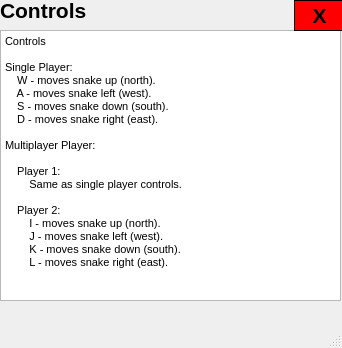
This is SnakeGame/help.ui in niccum300/SnakeGame as Qt 5 draws it before an edit. The edited form follows.
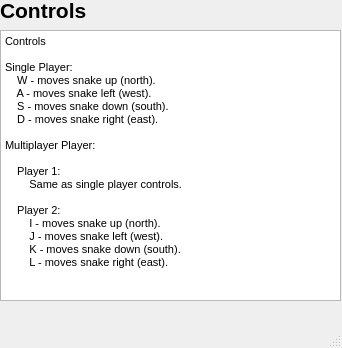
This is the edited form.

Commit message: Fixed Close Button and Added Credits

```diff
--- a/SnakeGame/help.ui
+++ b/SnakeGame/help.ui
@@ -28,24 +28,24 @@
 &lt;html&gt;&lt;head&gt;&lt;meta name=&quot;qrichtext&quot; content=&quot;1&quot; /&gt;&lt;style type=&quot;text/css&quot;&gt;
 p, li { white-space: pre-wrap; }
 &lt;/style&gt;&lt;/head&gt;&lt;body style=&quot; font-family:'MS Shell Dlg 2'; font-size:8.25pt; font-weight:400; font-style:normal;&quot;&gt;
-&lt;p style=&quot; margin-top:0px; margin-bottom:0px; margin-left:0px; margin-right:0px; -qt-block-indent:0; text-indent:0px;&quot;&gt;Controls &lt;/p&gt;
-&lt;p style=&quot;-qt-paragraph-type:empty; margin-top:0px; margin-bottom:0px; margin-left:0px; margin-right:0px; -qt-block-indent:0; text-indent:0px;&quot;&gt;&lt;br /&gt;&lt;/p&gt;
-&lt;p style=&quot; margin-top:0px; margin-bottom:0px; margin-left:0px; margin-right:0px; -qt-block-indent:0; text-indent:0px;&quot;&gt;Single Player:&lt;/p&gt;
-&lt;p style=&quot; margin-top:0px; margin-bottom:0px; margin-left:0px; margin-right:0px; -qt-block-indent:0; text-indent:0px;&quot;&gt;    W - moves snake up (north).&lt;/p&gt;
-&lt;p style=&quot; margin-top:0px; margin-bottom:0px; margin-left:0px; margin-right:0px; -qt-block-indent:0; text-indent:0px;&quot;&gt;    A - moves snake left (west).&lt;/p&gt;
-&lt;p style=&quot; margin-top:0px; margin-bottom:0px; margin-left:0px; margin-right:0px; -qt-block-indent:0; text-indent:0px;&quot;&gt;    S - moves snake down (south).&lt;/p&gt;
-&lt;p style=&quot; margin-top:0px; margin-bottom:0px; margin-left:0px; margin-right:0px; -qt-block-indent:0; text-indent:0px;&quot;&gt;    D - moves snake right (east).&lt;/p&gt;
-&lt;p style=&quot;-qt-paragraph-type:empty; margin-top:0px; margin-bottom:0px; margin-left:0px; margin-right:0px; -qt-block-indent:0; text-indent:0px;&quot;&gt;&lt;br /&gt;&lt;/p&gt;
-&lt;p style=&quot; margin-top:0px; margin-bottom:0px; margin-left:0px; margin-right:0px; -qt-block-indent:0; text-indent:0px;&quot;&gt;Multiplayer Player:&lt;/p&gt;
-&lt;p style=&quot; margin-top:0px; margin-bottom:0px; margin-left:0px; margin-right:0px; -qt-block-indent:0; text-indent:0px;&quot;&gt;    &lt;/p&gt;
-&lt;p style=&quot; margin-top:0px; margin-bottom:0px; margin-left:0px; margin-right:0px; -qt-block-indent:0; text-indent:0px;&quot;&gt;    Player 1:&lt;/p&gt;
-&lt;p style=&quot; margin-top:0px; margin-bottom:0px; margin-left:0px; margin-right:0px; -qt-block-indent:0; text-indent:0px;&quot;&gt;        Same as single player controls.&lt;/p&gt;
-&lt;p style=&quot;-qt-paragraph-type:empty; margin-top:0px; margin-bottom:0px; margin-left:0px; margin-right:0px; -qt-block-indent:0; text-indent:0px;&quot;&gt;&lt;br /&gt;&lt;/p&gt;
-&lt;p style=&quot; margin-top:0px; margin-bottom:0px; margin-left:0px; margin-right:0px; -qt-block-indent:0; text-indent:0px;&quot;&gt;    Player 2:&lt;/p&gt;
-&lt;p style=&quot; margin-top:0px; margin-bottom:0px; margin-left:0px; margin-right:0px; -qt-block-indent:0; text-indent:0px;&quot;&gt;        I - moves snake up (north).&lt;/p&gt;
-&lt;p style=&quot; margin-top:0px; margin-bottom:0px; margin-left:0px; margin-right:0px; -qt-block-indent:0; text-indent:0px;&quot;&gt;        J - moves snake left (west).&lt;/p&gt;
-&lt;p style=&quot; margin-top:0px; margin-bottom:0px; margin-left:0px; margin-right:0px; -qt-block-indent:0; text-indent:0px;&quot;&gt;        K - moves snake down (south).&lt;/p&gt;
-&lt;p style=&quot; margin-top:0px; margin-bottom:0px; margin-left:0px; margin-right:0px; -qt-block-indent:0; text-indent:0px;&quot;&gt;        L - moves snake right (east). &lt;/p&gt;&lt;/body&gt;&lt;/html&gt;</string>
+&lt;p style=&quot; margin-top:0px; margin-bottom:0px; margin-left:0px; margin-right:0px; -qt-block-indent:0; text-indent:0px;&quot;&gt;&lt;span style=&quot; font-family:'MS Shell Dlg 2';&quot;&gt;Controls &lt;/span&gt;&lt;/p&gt;
+&lt;p style=&quot;-qt-paragraph-type:empty; margin-top:0px; margin-bottom:0px; margin-left:0px; margin-right:0px; -qt-block-indent:0; text-indent:0px; font-family:'MS Shell Dlg 2';&quot;&gt;&lt;br /&gt;&lt;/p&gt;
+&lt;p style=&quot; margin-top:0px; margin-bottom:0px; margin-left:0px; margin-right:0px; -qt-block-indent:0; text-indent:0px;&quot;&gt;&lt;span style=&quot; font-family:'MS Shell Dlg 2';&quot;&gt;Single Player:&lt;/span&gt;&lt;/p&gt;
+&lt;p style=&quot; margin-top:0px; margin-bottom:0px; margin-left:0px; margin-right:0px; -qt-block-indent:0; text-indent:0px;&quot;&gt;&lt;span style=&quot; font-family:'MS Shell Dlg 2';&quot;&gt;    W - moves snake up (north).&lt;/span&gt;&lt;/p&gt;
+&lt;p style=&quot; margin-top:0px; margin-bottom:0px; margin-left:0px; margin-right:0px; -qt-block-indent:0; text-indent:0px;&quot;&gt;&lt;span style=&quot; font-family:'MS Shell Dlg 2';&quot;&gt;    A - moves snake left (west).&lt;/span&gt;&lt;/p&gt;
+&lt;p style=&quot; margin-top:0px; margin-bottom:0px; margin-left:0px; margin-right:0px; -qt-block-indent:0; text-indent:0px;&quot;&gt;&lt;span style=&quot; font-family:'MS Shell Dlg 2';&quot;&gt;    S - moves snake down (south).&lt;/span&gt;&lt;/p&gt;
+&lt;p style=&quot; margin-top:0px; margin-bottom:0px; margin-left:0px; margin-right:0px; -qt-block-indent:0; text-indent:0px;&quot;&gt;&lt;span style=&quot; font-family:'MS Shell Dlg 2';&quot;&gt;    D - moves snake right (east).&lt;/span&gt;&lt;/p&gt;
+&lt;p style=&quot;-qt-paragraph-type:empty; margin-top:0px; margin-bottom:0px; margin-left:0px; margin-right:0px; -qt-block-indent:0; text-indent:0px; font-family:'MS Shell Dlg 2';&quot;&gt;&lt;br /&gt;&lt;/p&gt;
+&lt;p style=&quot; margin-top:0px; margin-bottom:0px; margin-left:0px; margin-right:0px; -qt-block-indent:0; text-indent:0px;&quot;&gt;&lt;span style=&quot; font-family:'MS Shell Dlg 2';&quot;&gt;Multiplayer Player:&lt;/span&gt;&lt;/p&gt;
+&lt;p style=&quot; margin-top:0px; margin-bottom:0px; margin-left:0px; margin-right:0px; -qt-block-indent:0; text-indent:0px;&quot;&gt;&lt;span style=&quot; font-family:'MS Shell Dlg 2';&quot;&gt;    &lt;/span&gt;&lt;/p&gt;
+&lt;p style=&quot; margin-top:0px; margin-bottom:0px; margin-left:0px; margin-right:0px; -qt-block-indent:0; text-indent:0px;&quot;&gt;&lt;span style=&quot; font-family:'MS Shell Dlg 2';&quot;&gt;    Player 1:&lt;/span&gt;&lt;/p&gt;
+&lt;p style=&quot; margin-top:0px; margin-bottom:0px; margin-left:0px; margin-right:0px; -qt-block-indent:0; text-indent:0px;&quot;&gt;&lt;span style=&quot; font-family:'MS Shell Dlg 2';&quot;&gt;        Same as single player controls.&lt;/span&gt;&lt;/p&gt;
+&lt;p style=&quot;-qt-paragraph-type:empty; margin-top:0px; margin-bottom:0px; margin-left:0px; margin-right:0px; -qt-block-indent:0; text-indent:0px; font-family:'MS Shell Dlg 2';&quot;&gt;&lt;br /&gt;&lt;/p&gt;
+&lt;p style=&quot; margin-top:0px; margin-bottom:0px; margin-left:0px; margin-right:0px; -qt-block-indent:0; text-indent:0px;&quot;&gt;&lt;span style=&quot; font-family:'MS Shell Dlg 2';&quot;&gt;    Player 2:&lt;/span&gt;&lt;/p&gt;
+&lt;p style=&quot; margin-top:0px; margin-bottom:0px; margin-left:0px; margin-right:0px; -qt-block-indent:0; text-indent:0px;&quot;&gt;&lt;span style=&quot; font-family:'MS Shell Dlg 2';&quot;&gt;        I - moves snake up (north).&lt;/span&gt;&lt;/p&gt;
+&lt;p style=&quot; margin-top:0px; margin-bottom:0px; margin-left:0px; margin-right:0px; -qt-block-indent:0; text-indent:0px;&quot;&gt;&lt;span style=&quot; font-family:'MS Shell Dlg 2';&quot;&gt;        J - moves snake left (west).&lt;/span&gt;&lt;/p&gt;
+&lt;p style=&quot; margin-top:0px; margin-bottom:0px; margin-left:0px; margin-right:0px; -qt-block-indent:0; text-indent:0px;&quot;&gt;&lt;span style=&quot; font-family:'MS Shell Dlg 2';&quot;&gt;        K - moves snake down (south).&lt;/span&gt;&lt;/p&gt;
+&lt;p style=&quot; margin-top:0px; margin-bottom:0px; margin-left:0px; margin-right:0px; -qt-block-indent:0; text-indent:0px;&quot;&gt;&lt;span style=&quot; font-family:'MS Shell Dlg 2';&quot;&gt;        L - moves snake right (east). &lt;/span&gt;&lt;/p&gt;&lt;/body&gt;&lt;/html&gt;</string>
     </property>
    </widget>
    <widget class="QLabel" name="controls_label">
@@ -68,31 +68,6 @@
      <string>Controls</string>
     </property>
    </widget>
-   <widget class="QPushButton" name="exit_btn">
-    <property name="geometry">
-     <rect>
-      <x>294</x>
-      <y>0</y>
-      <width>51</width>
-      <height>31</height>
-     </rect>
-    </property>
-    <property name="font">
-     <font>
-      <pointsize>16</pointsize>
-      <weight>75</weight>
-      <bold>true</bold>
-     </font>
-    </property>
-    <property name="styleSheet">
-     <string notr="true">QPushButton {
-     background-color: #ff0000; border: 1px solid black;
-}</string>
-    </property>
-    <property name="text">
-     <string>X</string>
-    </property>
-   </widget>
   </widget>
   <widget class="QMenuBar" name="menubar">
    <property name="geometry">
```
Left out of the diff: 2 changed lines with no effect on the pictures. The commit also changes 3 other files.
